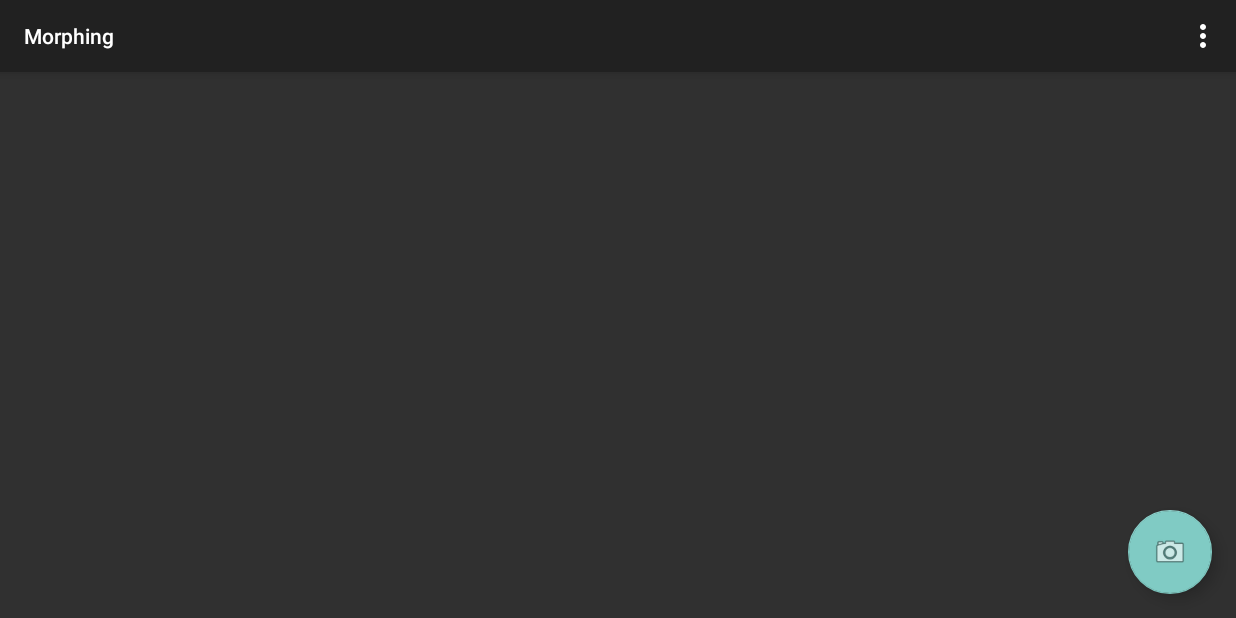
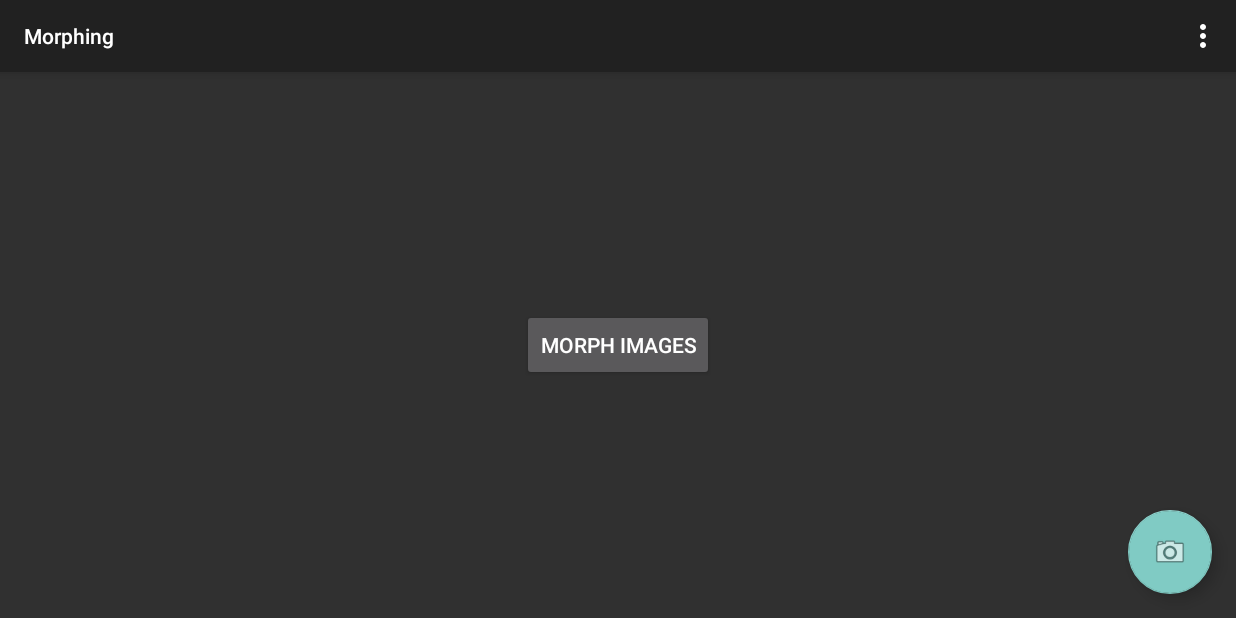
Before and after one commit to srepollock/ImageMorpherAndroid, an Android app: the screen it shows after launch (MainActivity), on a phone screen of 824 x 412 dp (held sideways). Run offline under Robolectric (Android 15) with nearby library versions, the phone set to English and light mode, and no system bars.

Commit message:
Start on drawing

```diff
--- a/app/src/main/java/ca/spollock/morphing/MainActivity.java
+++ b/app/src/main/java/ca/spollock/morphing/MainActivity.java
@@ -5,6 +5,7 @@ import android.content.Context;
 import android.content.ContextWrapper;
 import android.content.DialogInterface;
 import android.content.Intent;
+import android.database.Cursor;
 import android.graphics.Bitmap;
 import android.graphics.drawable.BitmapDrawable;
 import android.net.Uri;
@@ -18,6 +19,7 @@ import android.support.v7.widget.Toolbar;
 import android.view.View;
 import android.view.Menu;
 import android.view.MenuItem;
+import android.widget.Button;
 import android.widget.ImageView;
 
 import java.io.File;
@@ -29,15 +31,23 @@ import java.util.Date;
 
 public class MainActivity extends AppCompatActivity {
 
-    static final int REQUEST_IMAGE_CAPTURE = 1;
+    private static final int REQUEST_IMAGE_CAPTURE = 1;
+    private static final int SELECT_PICTURE = 1;
 
     private String selectedImageOne;
     private String selectedImageTwo;
     private String mCurrentPhotoPath;
     private boolean firstImageSelected = true;
+    private boolean takePicture = false;
+    private boolean selectPicture = false;
+
+    private String selectedImagePath;
+    private ImageView img;
 
     ImageView firstPic;
     ImageView secondPic;
+
+    Button morphButton;
 
     @Override
     protected void onCreate(Bundle savedInstanceState) {
@@ -56,6 +66,13 @@ public class MainActivity extends AppCompatActivity {
 
         firstPic = (ImageView)findViewById(R.id.FirstImage);
         secondPic = (ImageView)findViewById(R.id.SecondImage);
+
+        morphButton = (Button)findViewById(R.id.morphButton);
+        morphButton.setOnClickListener(new View.OnClickListener() {
+            public void onClick(View v){
+                morphImages();
+            }
+        });
     }
 
     @Override
@@ -150,28 +167,40 @@ public class MainActivity extends AppCompatActivity {
             public void onClick(DialogInterface dialog, int id) {
                 firstImageSelected = false;
                 dialog.cancel();
+                dispatchSelectPictureIntent();
             }
         });
         builder.setNegativeButton(R.string.dialog_first, new DialogInterface.OnClickListener() {
             public void onClick(DialogInterface dialog, int id) {
                 firstImageSelected = true;
                 dialog.cancel();
+                dispatchSelectPictureIntent();
             }
         });
         AlertDialog alert = builder.create();
         alert.show();
     }
 
+    public void dispatchSelectPictureIntent() {
+        Intent intent = new Intent();
+        intent.setType("image/*");
+        intent.setAction(Intent.ACTION_GET_CONTENT);
+        selectPicture = true;
+        startActivityForResult(Intent.createChooser(intent, "Select Picture"), SELECT_PICTURE);
+    }
+
     private void dispatchTakePictureIntent() {
         Intent takePictureIntent = new Intent(MediaStore.ACTION_IMAGE_CAPTURE);
         if (takePictureIntent.resolveActivity(getPackageManager()) != null) {
+            takePicture = true;
             startActivityForResult(takePictureIntent, REQUEST_IMAGE_CAPTURE);
         }
     }
 
     @Override
     protected void onActivityResult(int requestCode, int resultCode, Intent data) {
-        if (requestCode == REQUEST_IMAGE_CAPTURE && resultCode == RESULT_OK) {
+        // this is for image capture with the camera
+        if (requestCode == REQUEST_IMAGE_CAPTURE && resultCode == RESULT_OK && takePicture) {
             Bundle extras = data.getExtras();
             Bitmap imageBitmap = (Bitmap) extras.get("data");
             if(firstImageSelected)
@@ -179,5 +208,29 @@ public class MainActivity extends AppCompatActivity {
             else
                 secondPic.setImageBitmap(imageBitmap);
         }
+        // this is for selection of pictures
+        else if (resultCode == RESULT_OK && selectPicture) {
+            Uri selectedImageUri = data.getData();
+            selectedImagePath = getPath(selectedImageUri);
+            if(firstImageSelected)
+                firstPic.setImageURI(selectedImageUri);
+            else
+                secondPic.setImageURI(selectedImageUri);
+        }
+        takePicture = false;
+        selectPicture = false;
+    }
+
+    public String getPath(Uri uri) {
+        String[] projection = { MediaStore.Images.Media.DATA };
+        Cursor cursor = managedQuery(uri, projection, null, null, null);
+        int column_index = cursor.getColumnIndexOrThrow(MediaStore.Images.Media.DATA);
+        cursor.moveToFirst();
+        return cursor.getString(column_index);
+    }
+
+    public void morphImages(){
+        if(firstPic.getDrawable() != null && secondPic.getDrawable() != null)
+            displayTempDialog("Morphing...");
     }
 }
--- a/app/src/main/res/layout/content_main.xml
+++ b/app/src/main/res/layout/content_main.xml
@@ -11,29 +11,38 @@
     android:paddingBottom="@dimen/activity_vertical_margin"
     app:layout_behavior="@string/appbar_scrolling_view_behavior"
     tools:showIn="@layout/activity_main"
-    tools:context="ca.spollock.morphing.MainActivity">
+    tools:context="ca.spollock.morphing.MainActivity"
+    android:onClick="morphImages">
 
     <ImageView
         android:layout_width="wrap_content"
         android:layout_height="wrap_content"
         android:id="@+id/FirstImage"
-        android:layout_alignParentTop="true"
+        android:layout_marginLeft="88dp"
+        android:layout_marginStart="88dp"
+        android:minHeight="250dp"
+        android:minWidth="250dp"
+        android:layout_centerVertical="true"
         android:layout_alignParentLeft="true"
-        android:layout_alignParentStart="true"
-        android:layout_marginLeft="39dp"
-        android:layout_marginStart="39dp"
-        android:layout_marginTop="36dp"
-        android:minHeight="400dp"
-        android:minWidth="350dp" />
+        android:layout_alignParentStart="true" />
     <ImageView
         android:layout_width="wrap_content"
         android:layout_height="wrap_content"
         android:id="@+id/SecondImage"
-        android:layout_marginLeft="47dp"
-        android:layout_marginStart="47dp"
-        android:minHeight="400dp"
-        android:minWidth="350dp"
+        android:minHeight="250dp"
+        android:minWidth="250dp"
         android:layout_alignTop="@+id/FirstImage"
-        android:layout_toRightOf="@+id/FirstImage"
-        android:layout_toEndOf="@+id/FirstImage" />
+        android:layout_toRightOf="@+id/morphButton"
+        android:layout_toEndOf="@+id/morphButton"
+        android:layout_marginLeft="18dp"
+        android:layout_marginStart="18dp" />
+
+    <Button
+        android:layout_width="wrap_content"
+        android:layout_height="wrap_content"
+        android:text="Morph Images"
+        android:id="@+id/morphButton"
+        android:layout_centerVertical="true"
+        android:layout_centerHorizontal="true" />
+
 </RelativeLayout>
```
Also changed, not shown: 2 other files.
